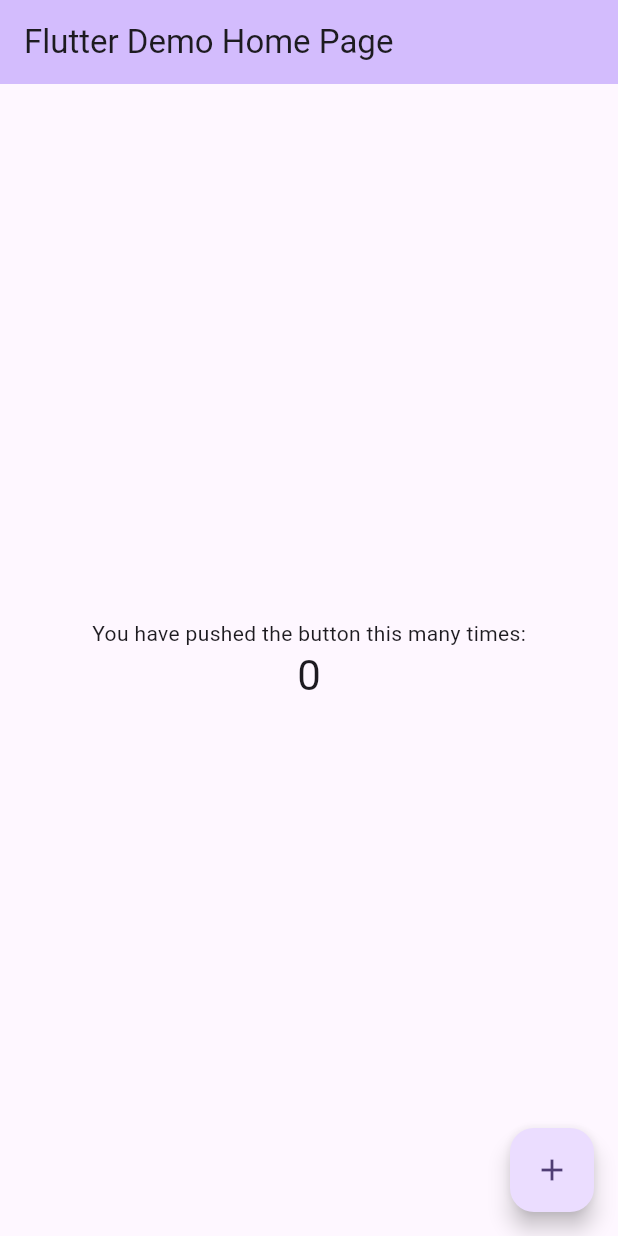
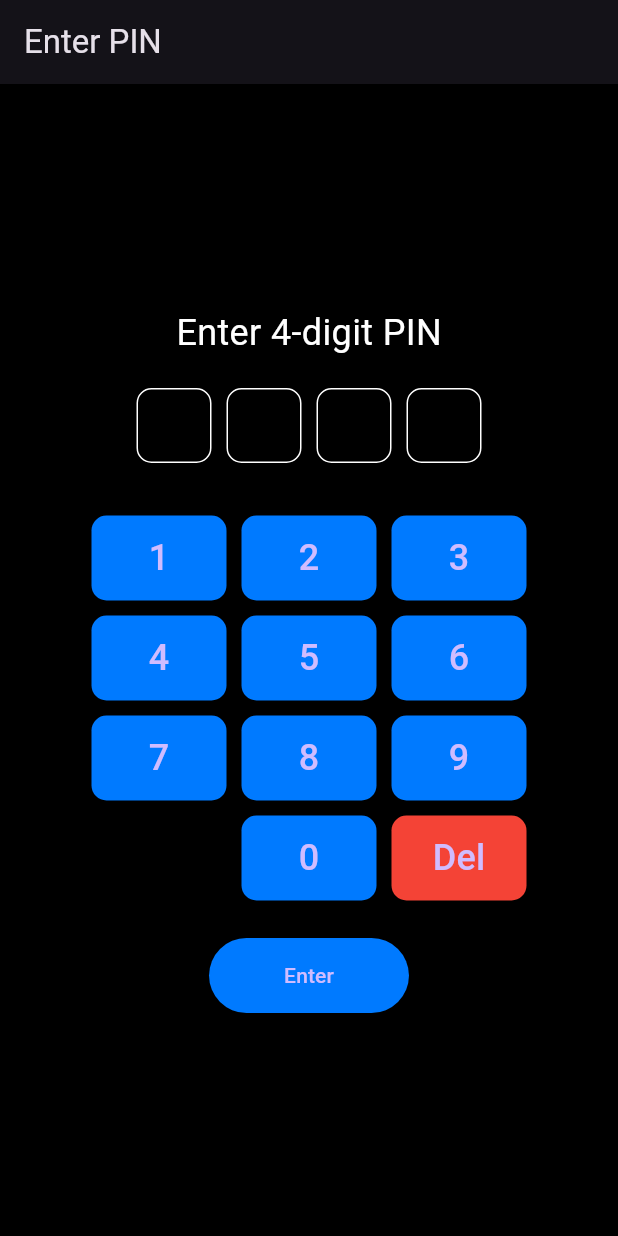
Before and after one commit to aoncodev/timeclock_app, a Flutter app: the screen it shows after launch, on a phone screen of 412 x 824 dp. Run offline on Flutter 3.47's test engine with Material 3 defaults, Android fonts, the phone set to English and light mode, and no system bars.

Commit message:
updating previous code

```diff
--- a/lib/main.dart
+++ b/lib/main.dart
@@ -1,125 +1,149 @@
 import 'package:flutter/material.dart';
+import 'clock_screen.dart';
 
 void main() {
-  runApp(const MyApp());
+  runApp(MyApp());
 }
 
 class MyApp extends StatelessWidget {
-  const MyApp({super.key});
-
-  // This widget is the root of your application.
   @override
   Widget build(BuildContext context) {
     return MaterialApp(
-      title: 'Flutter Demo',
-      theme: ThemeData(
-        // This is the theme of your application.
-        //
-        // TRY THIS: Try running your application with "flutter run". You'll see
-        // the application has a blue toolbar. Then, without quitting the app,
-        // try changing the seedColor in the colorScheme below to Colors.green
-        // and then invoke "hot reload" (save your changes or press the "hot
-        // reload" button in a Flutter-supported IDE, or press "r" if you used
-        // the command line to start the app).
-        //
-        // Notice that the counter didn't reset back to zero; the application
-        // state is not lost during the reload. To reset the state, use hot
-        // restart instead.
-        //
-        // This works for code too, not just values: Most code changes can be
-        // tested with just a hot reload.
-        colorScheme: ColorScheme.fromSeed(seedColor: Colors.deepPurple),
-        useMaterial3: true,
+      title: 'Flutter Clock App',
+      theme: ThemeData.dark().copyWith(
+        primaryColor: Color(0xFF007AFF), // Apple blue color
+        scaffoldBackgroundColor: Colors.black,
       ),
-      home: const MyHomePage(title: 'Flutter Demo Home Page'),
+      home: PinScreen(),
     );
   }
 }
 
-class MyHomePage extends StatefulWidget {
-  const MyHomePage({super.key, required this.title});
-
-  // This widget is the home page of your application. It is stateful, meaning
-  // that it has a State object (defined below) that contains fields that affect
-  // how it looks.
-
-  // This class is the configuration for the state. It holds the values (in this
-  // case the title) provided by the parent (in this case the App widget) and
-  // used by the build method of the State. Fields in a Widget subclass are
-  // always marked "final".
-
-  final String title;
-
+class PinScreen extends StatefulWidget {
   @override
-  State<MyHomePage> createState() => _MyHomePageState();
+  _PinScreenState createState() => _PinScreenState();
 }
 
-class _MyHomePageState extends State<MyHomePage> {
-  int _counter = 0;
+class _PinScreenState extends State<PinScreen> {
+  String _pin = '';
 
-  void _incrementCounter() {
+  void _addDigit(String digit) {
     setState(() {
-      // This call to setState tells the Flutter framework that something has
-      // changed in this State, which causes it to rerun the build method below
-      // so that the display can reflect the updated values. If we changed
-      // _counter without calling setState(), then the build method would not be
-      // called again, and so nothing would appear to happen.
-      _counter++;
+      if (_pin.length < 4) {
+        _pin += digit;
+      }
     });
+  }
+
+  void _removeDigit() {
+    setState(() {
+      if (_pin.isNotEmpty) {
+        _pin = _pin.substring(0, _pin.length - 1);
+      }
+    });
+  }
+
+  void _submitPin() {
+    if (_pin.length == 4) {
+      Navigator.push(
+        context,
+        MaterialPageRoute(builder: (context) => ClockScreen()),
+      );
+    }
   }
 
   @override
   Widget build(BuildContext context) {
-    // This method is rerun every time setState is called, for instance as done
-    // by the _incrementCounter method above.
-    //
-    // The Flutter framework has been optimized to make rerunning build methods
-    // fast, so that you can just rebuild anything that needs updating rather
-    // than having to individually change instances of widgets.
     return Scaffold(
       appBar: AppBar(
-        // TRY THIS: Try changing the color here to a specific color (to
-        // Colors.amber, perhaps?) and trigger a hot reload to see the AppBar
-        // change color while the other colors stay the same.
-        backgroundColor: Theme.of(context).colorScheme.inversePrimary,
-        // Here we take the value from the MyHomePage object that was created by
-        // the App.build method, and use it to set our appbar title.
-        title: Text(widget.title),
+        title: Text('Enter PIN'),
       ),
       body: Center(
-        // Center is a layout widget. It takes a single child and positions it
-        // in the middle of the parent.
         child: Column(
-          // Column is also a layout widget. It takes a list of children and
-          // arranges them vertically. By default, it sizes itself to fit its
-          // children horizontally, and tries to be as tall as its parent.
-          //
-          // Column has various properties to control how it sizes itself and
-          // how it positions its children. Here we use mainAxisAlignment to
-          // center the children vertically; the main axis here is the vertical
-          // axis because Columns are vertical (the cross axis would be
-          // horizontal).
-          //
-          // TRY THIS: Invoke "debug painting" (choose the "Toggle Debug Paint"
-          // action in the IDE, or press "p" in the console), to see the
-          // wireframe for each widget.
           mainAxisAlignment: MainAxisAlignment.center,
-          children: <Widget>[
-            const Text(
-              'You have pushed the button this many times:',
+          children: [
+            Text(
+              'Enter 4-digit PIN',
+              style: TextStyle(fontSize: 24, color: Colors.white),
             ),
-            Text(
-              '$_counter',
-              style: Theme.of(context).textTheme.headlineMedium,
+            SizedBox(height: 20),
+            Row(
+              mainAxisAlignment: MainAxisAlignment.center,
+              children: List.generate(
+                4,
+                (index) => Container(
+                  width: 50,
+                  height: 50,
+                  margin: EdgeInsets.symmetric(horizontal: 5),
+                  decoration: BoxDecoration(
+                    border: Border.all(color: Colors.white),
+                    borderRadius: BorderRadius.circular(10),
+                  ),
+                  child: Center(
+                    child: Text(
+                      index < _pin.length ? '•' : '',
+                      style: TextStyle(fontSize: 30, color: Colors.white),
+                    ),
+                  ),
+                ),
+              ),
+            ),
+            SizedBox(height: 30),
+            Container(
+              width: 300,
+              child: GridView.count(
+                shrinkWrap: true,
+                crossAxisCount: 3,
+                childAspectRatio: 1.5,
+                children: List.generate(12, (index) {
+                  if (index == 9) {
+                    return Container();
+                  } else if (index == 10) {
+                    return _buildKeypadButton('0');
+                  } else if (index == 11) {
+                    return _buildKeypadButton(
+                      'Del',
+                      onPressed: _removeDigit,
+                      color: Colors.red,
+                    );
+                  } else {
+                    return _buildKeypadButton('${index + 1}');
+                  }
+                }),
+              ),
+            ),
+            SizedBox(height: 20),
+            ElevatedButton(
+              onPressed: _submitPin,
+              child: Text('Enter'),
+              style: ElevatedButton.styleFrom(
+                backgroundColor: Color(0xFF007AFF),
+                padding: EdgeInsets.symmetric(horizontal: 50, vertical: 15),
+              ),
             ),
           ],
         ),
       ),
-      floatingActionButton: FloatingActionButton(
-        onPressed: _incrementCounter,
-        tooltip: 'Increment',
-        child: const Icon(Icons.add),
-      ), // This trailing comma makes auto-formatting nicer for build methods.
+    );
+  }
+
+  Widget _buildKeypadButton(String label,
+      {VoidCallback? onPressed, Color? color}) {
+    return Container(
+      margin: EdgeInsets.all(5),
+      child: ElevatedButton(
+        onPressed: onPressed ?? () => _addDigit(label),
+        child: Text(
+          label,
+          style: TextStyle(fontSize: 24),
+        ),
+        style: ElevatedButton.styleFrom(
+          backgroundColor: color ?? Color(0xFF007AFF),
+          shape: RoundedRectangleBorder(
+            borderRadius: BorderRadius.circular(10),
+          ),
+        ),
+      ),
     );
   }
 }
```
Also changed, not shown: lib/clock_screen.dart (added, +89 -0 lines), pubspec.yaml (+8 -8 lines), pubspec.lock, 11 other files.
